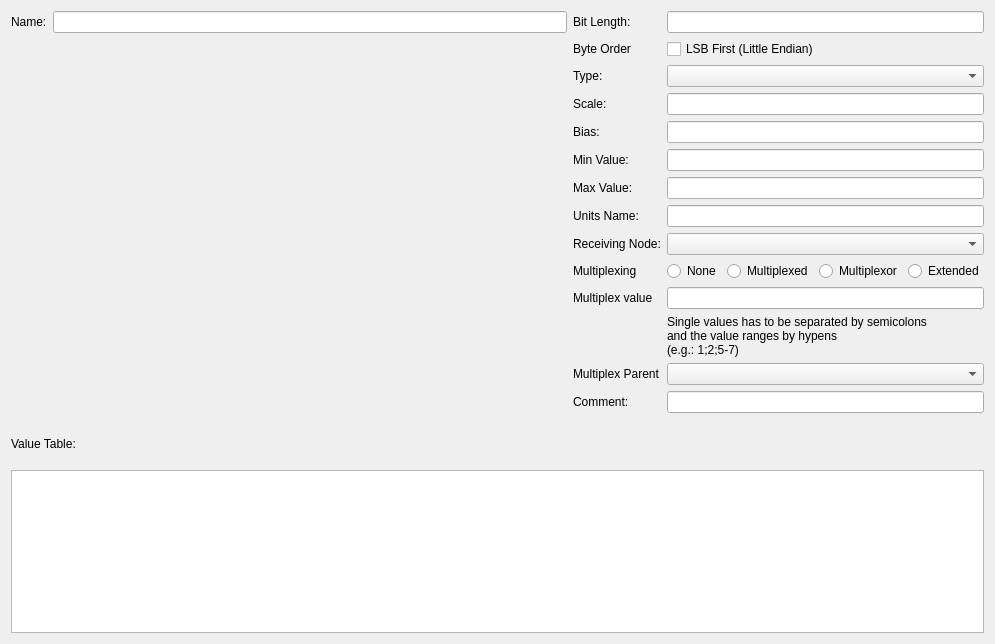
This is ui/dbcsignaleditor.ui in mitchdetailed/SavvyCAN as Qt 5 draws it before an edit. The edited form follows.
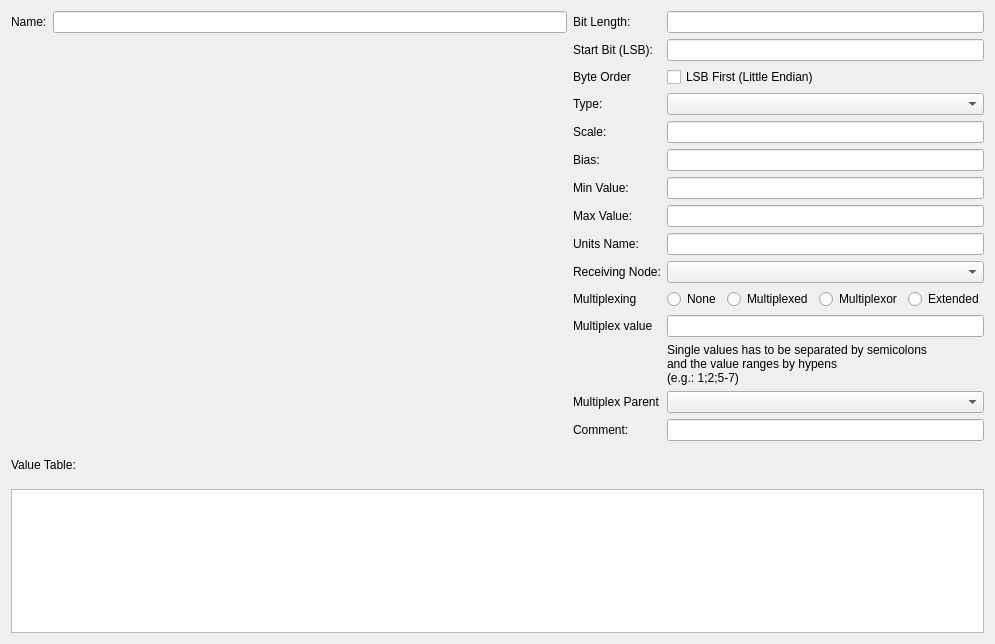
This is the edited form. Custom widgets are drawn as their Qt base class.

Commit message: start bit added to dbc manager

The edit to the form file:
```diff
--- a/ui/dbcsignaleditor.ui
+++ b/ui/dbcsignaleditor.ui
@@ -63,97 +63,107 @@
         <widget class="QLineEdit" name="txtBitLength"/>
        </item>
        <item row="1" column="0">
+        <widget class="QLabel" name="label_startbit">
+         <property name="text">
+          <string>Start Bit (LSB):</string>
+         </property>
+        </widget>
+       </item>
+       <item row="1" column="1">
+        <widget class="QLineEdit" name="txtStartBit"/>
+       </item>
+       <item row="2" column="0">
         <widget class="QLabel" name="label_5">
          <property name="text">
           <string>Byte Order</string>
          </property>
         </widget>
        </item>
-       <item row="1" column="1">
+       <item row="2" column="1">
         <widget class="QCheckBox" name="cbIntelFormat">
          <property name="text">
           <string>LSB First (Little Endian)</string>
          </property>
         </widget>
        </item>
-       <item row="2" column="0">
+       <item row="3" column="0">
         <widget class="QLabel" name="label_6">
          <property name="text">
           <string>Type:</string>
          </property>
         </widget>
        </item>
-       <item row="2" column="1">
+       <item row="3" column="1">
         <widget class="QComboBox" name="comboType"/>
        </item>
-       <item row="3" column="0">
+       <item row="4" column="0">
         <widget class="QLabel" name="label_7">
          <property name="text">
           <string>Scale:</string>
          </property>
         </widget>
        </item>
-       <item row="3" column="1">
+       <item row="4" column="1">
         <widget class="QLineEdit" name="txtScale"/>
        </item>
-       <item row="4" column="0">
+       <item row="5" column="0">
         <widget class="QLabel" name="label_8">
          <property name="text">
           <string>Bias:</string>
          </property>
         </widget>
        </item>
-       <item row="4" column="1">
+       <item row="5" column="1">
         <widget class="QLineEdit" name="txtBias"/>
        </item>
-       <item row="5" column="0">
+       <item row="6" column="0">
         <widget class="QLabel" name="label_9">
          <property name="text">
           <string>Min Value:</string>
          </property>
         </widget>
        </item>
-       <item row="5" column="1">
+       <item row="6" column="1">
         <widget class="QLineEdit" name="txtMinVal"/>
        </item>
-       <item row="6" column="0">
+       <item row="7" column="0">
         <widget class="QLabel" name="label_10">
          <property name="text">
           <string>Max Value:</string>
          </property>
         </widget>
        </item>
-       <item row="6" column="1">
+       <item row="7" column="1">
         <widget class="QLineEdit" name="txtMaxVal"/>
        </item>
-       <item row="7" column="0">
+       <item row="8" column="0">
         <widget class="QLabel" name="label_12">
          <property name="text">
           <string>Units Name:</string>
          </property>
         </widget>
        </item>
-       <item row="7" column="1">
+       <item row="8" column="1">
         <widget class="QLineEdit" name="txtUnitName"/>
        </item>
-       <item row="8" column="0">
+       <item row="9" column="0">
         <widget class="QLabel" name="label_11">
          <property name="text">
           <string>Receiving Node:</string>
          </property>
         </widget>
        </item>
-       <item row="8" column="1">
+       <item row="9" column="1">
         <widget class="QComboBox" name="comboReceiver"/>
        </item>
-       <item row="9" column="0">
+       <item row="10" column="0">
         <widget class="QLabel" name="label_14">
          <property name="text">
           <string>Multiplexing</string>
          </property>
         </widget>
        </item>
-       <item row="9" column="1">
+       <item row="10" column="1">
         <layout class="QHBoxLayout" name="horizontalLayout_2">
          <item>
           <widget class="QRadioButton" name="rbNotMulti">
@@ -185,37 +195,37 @@
          </item>
         </layout>
        </item>
-       <item row="10" column="0">
+       <item row="11" column="0">
         <widget class="QLabel" name="label_15">
          <property name="text">
           <string>Multiplex value</string>
          </property>
         </widget>
        </item>
-       <item row="10" column="1">
+       <item row="11" column="1">
         <widget class="QLineEdit" name="txtMultiplexValues"/>
        </item>
-       <item row="12" column="0">
+       <item row="13" column="0">
         <widget class="QLabel" name="label_16">
          <property name="text">
           <string>Multiplex Parent</string>
          </property>
         </widget>
        </item>
-       <item row="12" column="1">
+       <item row="13" column="1">
         <widget class="QComboBox" name="cbMultiplexParent"/>
        </item>
-       <item row="13" column="0">
+       <item row="14" column="0">
         <widget class="QLabel" name="label_13">
          <property name="text">
           <string>Comment:</string>
          </property>
         </widget>
        </item>
-       <item row="13" column="1">
+       <item row="14" column="1">
         <widget class="QLineEdit" name="txtComment"/>
        </item>
-       <item row="11" column="1">
+       <item row="12" column="1">
         <widget class="QLabel" name="label_3">
          <property name="text">
           <string>Single values has to be separated by semicolons
```
Left out of the diff: 1 changed line with no effect on the pictures. The commit also changes 1 other file.
